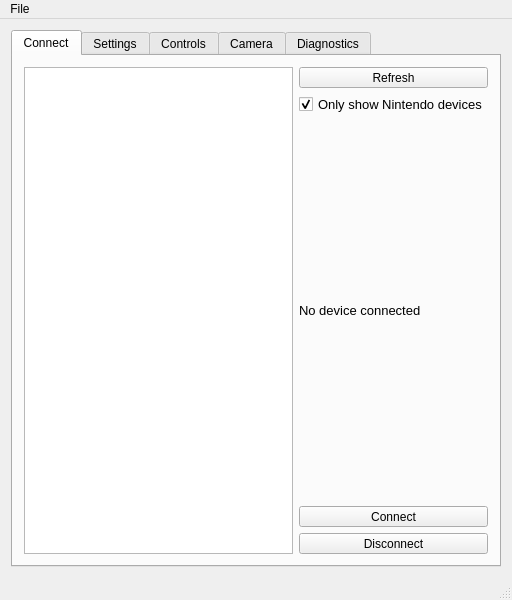
Qt form mainwindow.ui (lucidNTR/QJoyControl) before a commit.
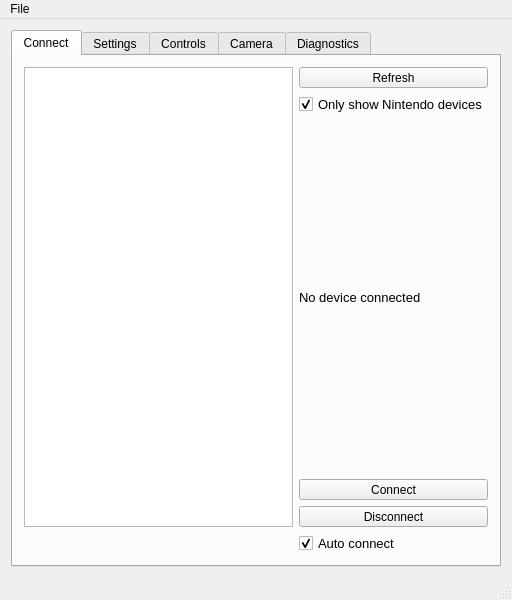
The same form after that commit. Custom widgets are drawn as their Qt base class.

Commit message: auto connect

Patch:
```diff
--- a/mainwindow.ui
+++ b/mainwindow.ui
@@ -103,6 +103,24 @@
           </property>
          </widget>
         </item>
+         <item row="5" column="1">
+          <widget class="QCheckBox" name="checkBoxAutoConnectDevices">
+           <property name="font">
+            <font>
+             <pointsize>10</pointsize>
+            </font>
+           </property>
+           <property name="text">
+            <string>Auto connect</string>
+           </property>
+           <property name="checked">
+            <bool>true</bool>
+           </property>
+           <property name="toolTip">
+            <string>Automatically refresh and connect to all Nintendo devices</string>
+           </property>
+          </widget>
+         </item>
        </layout>
       </widget>
       <widget class="QWidget" name="tabSettings">
```
Lines whose indentation alone changed are shown as unchanged. The commit also changes 8 other files.
